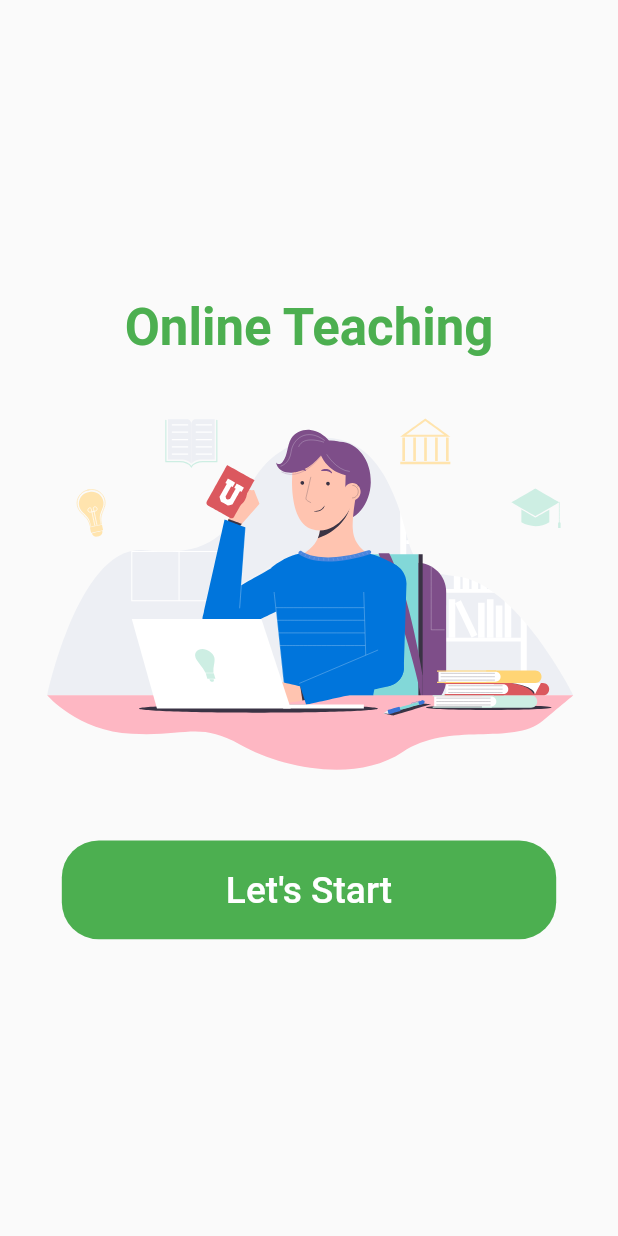
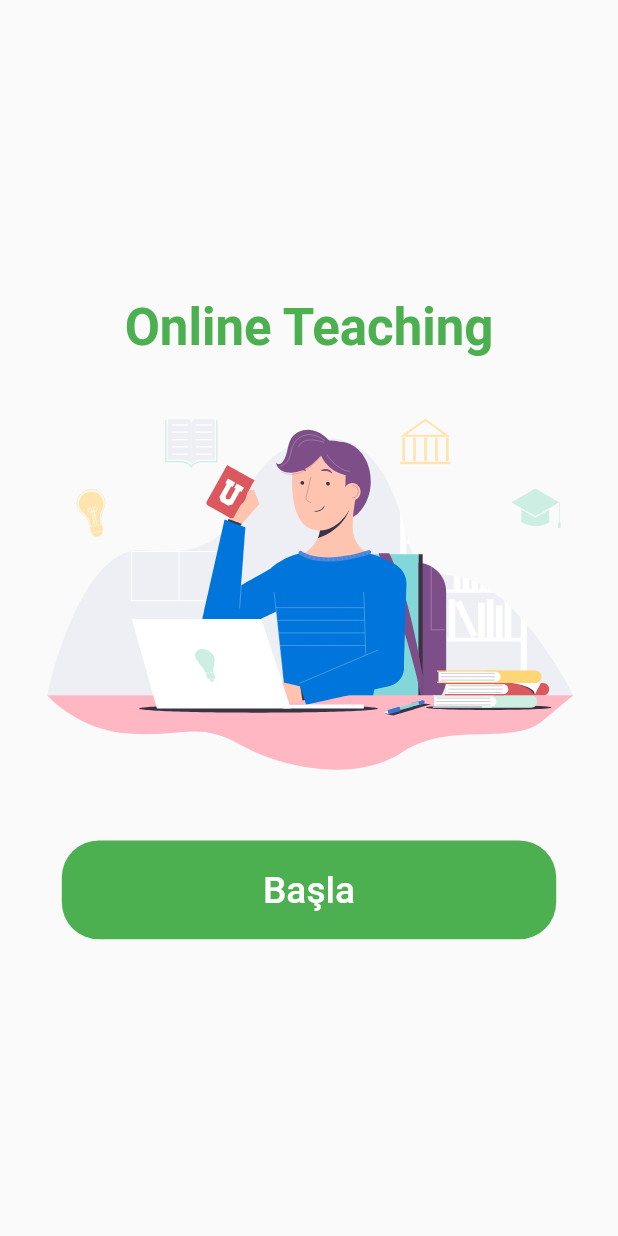
Before and after one commit to Online-Teaching/online-teaching-mobile, a Flutter app: the screen it shows after launch, on a phone screen of 412 x 824 dp. Run offline on Flutter 3.47's test engine with Material 2 defaults, Android fonts, the phone set to English and light mode, and no system bars; our stand-ins replace lottie, percent_indicator, toast.

Commit message:
edited folder structure

```diff
--- a/lib/app/view/category_page/category_page_view.dart
+++ b/lib/app/view/category_page/category_page_view.dart
@@ -7,7 +7,7 @@ import 'package:online_teaching_mobile/app/model/category_model.dart';
 import 'package:http/http.dart' as http;
 import 'package:online_teaching_mobile/core/constant/navigation_constant.dart';
 import 'package:online_teaching_mobile/core/extension/context_extension.dart';
-import 'category_page_view_model.dart';
+import '../../view_model/category_page_view_model.dart';
 
 class CategoryView extends CategoryViewModel {
   int _selectedIndex;
@@ -68,7 +68,7 @@ class CategoryView extends CategoryViewModel {
           },
         ),
         title: Text(
-          "Categories",
+          "Konular",
           style: context.textTheme.headline5.copyWith(color: Colors.black),
         ),
         actions: [
--- a/lib/app/view/quiz_page/quiz_view.dart
+++ b/lib/app/view/quiz_page/quiz_view.dart
@@ -4,7 +4,7 @@ import 'package:flutter/material.dart';
 import 'package:flutter/services.dart';
 import 'package:online_teaching_mobile/app/model/category_model.dart';
 import 'package:online_teaching_mobile/app/model/quiz_model.dart';
-import 'package:online_teaching_mobile/app/view/quiz_page/quiz_view_model.dart';
+import 'package:online_teaching_mobile/app/view_model/quiz_view_model.dart';
 import 'package:online_teaching_mobile/core/constant/navigation_constant.dart';
 import 'package:online_teaching_mobile/core/extension/context_extension.dart';
 
--- a/lib/app/view/splash_screen/splash_screen_view.dart
+++ b/lib/app/view/splash_screen/splash_screen_view.dart
@@ -1,7 +1,7 @@
 import 'package:flutter/material.dart';
 import 'package:flutter/services.dart';
 import 'package:lottie/lottie.dart';
-import 'package:online_teaching_mobile/app/view/splash_screen/splash_screen_view_model.dart';
+import 'package:online_teaching_mobile/app/view_model/splash_screen_view_model.dart';
 import 'package:online_teaching_mobile/core/constant/app_constant.dart';
 import 'package:online_teaching_mobile/core/constant/navigation_constant.dart';
 import 'package:online_teaching_mobile/core/extension/context_extension.dart';
@@ -60,7 +60,7 @@ class SplashView extends SplashViewModel {
                   child: FlatButton(
                     color: Colors.green,
                     child: Text(
-                      "Let's Start",
+                      "Başla",
                       style: TextStyle(
                           fontSize: context.mediumValue, color: Colors.white),
                     ),
--- a/lib/app/view/summary_page/summary_view.dart
+++ b/lib/app/view/summary_page/summary_view.dart
@@ -1,6 +1,6 @@
 import 'package:flutter/material.dart';
 import 'package:online_teaching_mobile/app/model/category_model.dart';
-import 'package:online_teaching_mobile/app/view/summary_page/summary_view_model.dart';
+import 'package:online_teaching_mobile/app/view_model/summary_view_model.dart';
 import 'package:online_teaching_mobile/core/constant/navigation_constant.dart';
 import 'package:online_teaching_mobile/core/extension/context_extension.dart';
 import 'package:percent_indicator/circular_percent_indicator.dart';
--- a/lib/app/view/category_page/category_page_view_model.dart
+++ b/lib/app/view_model/category_page_view_model.dart
@@ -5,7 +5,7 @@ import 'package:online_teaching_mobile/app/model/category_model.dart';
 import 'package:online_teaching_mobile/app/service/category_page_service.dart';
 import 'package:online_teaching_mobile/app/service/interfaces/ICategory.dart';
 import 'package:online_teaching_mobile/core/init/navigation/navigation_service.dart';
-import 'category_page.dart';
+import '../view/category_page/category_page.dart';
 import 'package:http/http.dart' as http;
 
 abstract class CategoryViewModel extends State<CategoryScreen>
```
Also changed, not shown: lib/app/view_model/quiz_view_model.dart (renamed from lib/app/view/quiz_page/quiz_view_model.dart), lib/app/view_model/splash_screen_view_model.dart (renamed from lib/app/view/splash_screen/splash_screen_view_model.dart), lib/app/view_model/summary_view_model.dart (renamed from lib/app/view/summary_page/summary_view_model.dart).
